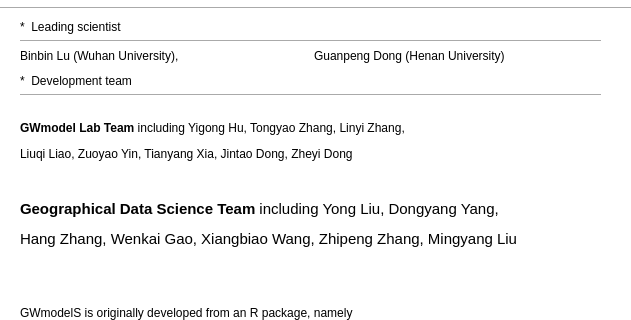
First picture: the form in src/aboutdevelopers.ui, repository GWmodel-Lab/GWmodelS, before the edit; both pictures show x 0 to 631 and y 0 to 320 of the 631 by 689 pixel window.
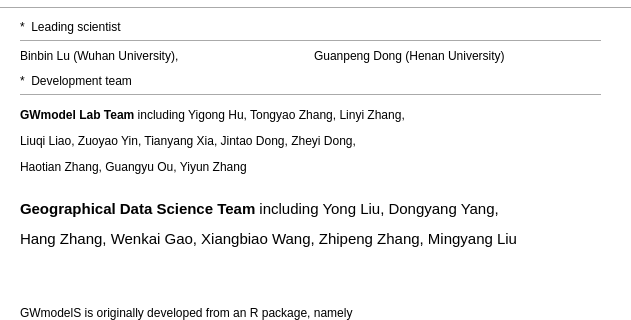
Second picture: the form after the edit.

```diff
--- a/src/aboutdevelopers.ui
+++ b/src/aboutdevelopers.ui
@@ -328,7 +328,7 @@
        <string notr="true">font: 11pt &quot;Times New Roman&quot;;</string>
       </property>
       <property name="text">
-       <string>&lt;html&gt;&lt;head/&gt;&lt;body&gt;&lt;p&gt;&lt;span style=&quot; font-weight:600;&quot;&gt;GWmodel Lab Team&lt;/span&gt; including Yigong Hu, Tongyao Zhang, Linyi Zhang, &lt;/p&gt;&lt;p&gt;Liuqi Liao, Zuoyao Yin, Tianyang Xia, Jintao Dong, Zheyi Dong&lt;/p&gt;&lt;/body&gt;&lt;/html&gt;</string>
+       <string>&lt;html&gt;&lt;head/&gt;&lt;body&gt;&lt;p&gt;&lt;span style=&quot; font-weight:600;&quot;&gt;GWmodel Lab Team&lt;/span&gt;  including Yigong Hu, Tongyao Zhang, Linyi Zhang, &lt;/p&gt;&lt;p&gt;Liuqi Liao, Zuoyao Yin, Tianyang Xia, Jintao Dong, Zheyi Dong, &lt;/p&gt;Haotian Zhang, Guangyu Ou, Yiyun Zhang&lt;/p&gt;&lt;/body&gt;&lt;/html&gt;</string>
       </property>
      </widget>
     </item>
```
Left out of the diff: 2 changed lines with no effect on the pictures.
